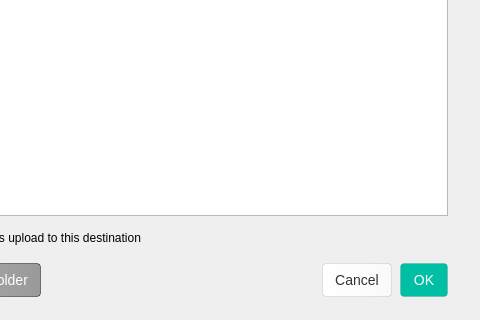
Qt form src/MEGASync/gui/node_selector/gui/macx/NodeSelectorTreeViewWidget.ui (meganz/MEGAsync) before a commit; both pictures show x 82 to 562 and y 113 to 433 of the 562 by 433 pixel window.
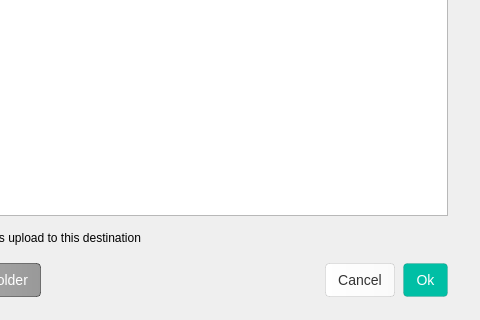
The same form after that commit. Icons and pictures are not drawn. Custom widgets are drawn as their Qt base class.

Commit message: cursor shape change, new folder button visibility on search view

The edit to the form file:
```diff
--- a/src/MEGASync/gui/node_selector/gui/macx/NodeSelectorTreeViewWidget.ui
+++ b/src/MEGASync/gui/node_selector/gui/macx/NodeSelectorTreeViewWidget.ui
@@ -955,7 +955,7 @@
 }</string>
         </property>
         <property name="text">
-         <string>OK</string>
+         <string>Ok</string>
         </property>
        </widget>
       </item>
```
Left out of the diff: 15 changed lines with no effect on the pictures. The commit also changes 5 other files.
